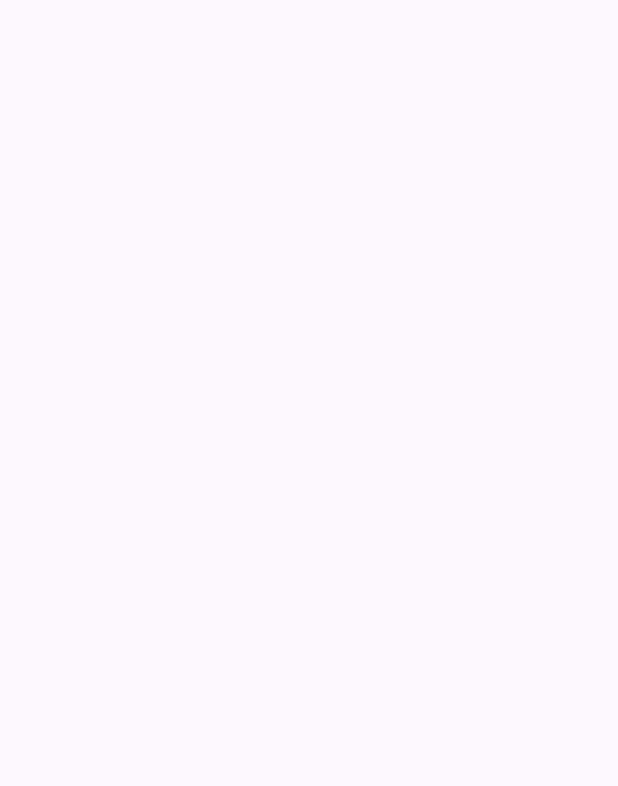
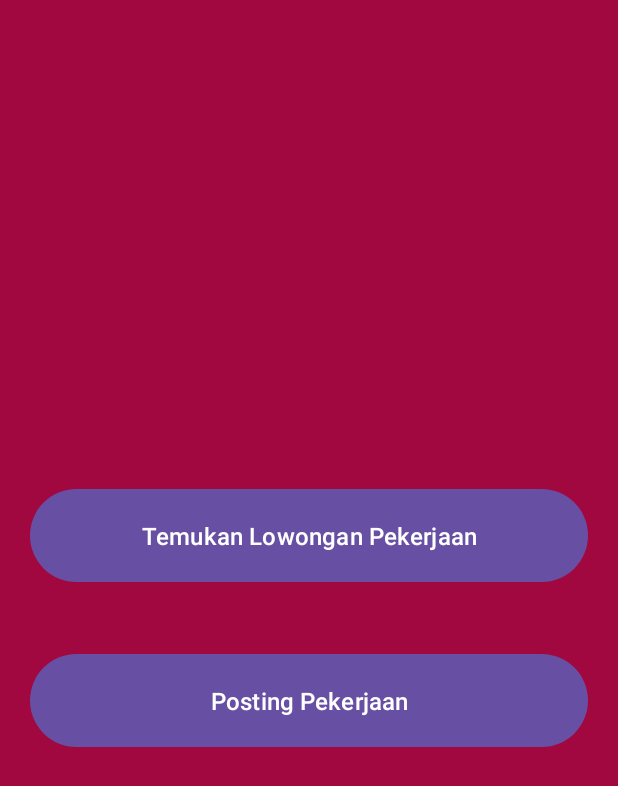
Before and after one commit to rzkbrian/PAPB_finalproject-jobportal, an Android app: the HomeActivity screen opened directly, with no data from a screen before it, on a phone screen of 412 x 824 dp. Before the commit the part shown is empty. Shown: the top 786 px of the screen. Run offline under Robolectric (Android 15) with nearby library versions, the phone set to English and light mode, and no system bars.

Commit message:
build home page

```diff
--- a/app/src/main/java/com/example/finalproject_jobportal/RegistrationActivity.java
+++ b/app/src/main/java/com/example/finalproject_jobportal/RegistrationActivity.java
@@ -3,6 +3,7 @@ package com.example.finalproject_jobportal;
 import androidx.annotation.NonNull;
 import androidx.appcompat.app.AppCompatActivity;
 
+import android.app.ProgressDialog;
 import android.content.Intent;
 import android.os.Bundle;
 import android.text.TextUtils;
@@ -28,11 +29,14 @@ public class RegistrationActivity extends AppCompatActivity {
     private Button btnSingin;
 
     private FirebaseAuth mAuth;
+    private ProgressDialog mDialog;
     @Override
     protected void onCreate(Bundle savedInstanceState) {
         super.onCreate(savedInstanceState);
         setContentView(R.layout.activity_registration);
         mAuth = FirebaseAuth.getInstance();
+
+        mDialog = new ProgressDialog(this);
         regiatration();
     }
 
@@ -60,6 +64,8 @@ public class RegistrationActivity extends AppCompatActivity {
                     return;
                 }
 
+                mDialog.setMessage("Processing...");
+                mDialog.show();
                 mAuth.createUserWithEmailAndPassword(email,password).addOnCompleteListener(new OnCompleteListener<AuthResult>() {
                     @Override
                     public void onComplete(@NonNull Task<AuthResult> task) {
@@ -67,6 +73,10 @@ public class RegistrationActivity extends AppCompatActivity {
                             Toast.makeText(getApplicationContext(), "Succesfull", Toast.LENGTH_SHORT).show();
 
                             startActivity(new Intent(getApplicationContext(),HomeActivity.class));
+
+                            mDialog.dismiss();
+                        } else{
+                            Toast.makeText(getApplicationContext(), "Registration Failed", Toast.LENGTH_SHORT).show();
                         }
                     }
                 });
--- a/app/src/main/res/layout/activity_home.xml
+++ b/app/src/main/res/layout/activity_home.xml
@@ -1,9 +1,38 @@
 <?xml version="1.0" encoding="utf-8"?>
-<androidx.constraintlayout.widget.ConstraintLayout xmlns:android="http://schemas.android.com/apk/res/android"
+<LinearLayout xmlns:android="http://schemas.android.com/apk/res/android"
     xmlns:app="http://schemas.android.com/apk/res-auto"
     xmlns:tools="http://schemas.android.com/tools"
     android:layout_width="match_parent"
     android:layout_height="match_parent"
+    android:gravity="center"
+    android:orientation="vertical"
+    android:background="@drawable/home_background"
     tools:context=".HomeActivity">
 
-</androidx.constraintlayout.widget.ConstraintLayout>
+    <LinearLayout
+        android:layout_width="match_parent"
+        android:layout_height="wrap_content"
+        android:orientation="vertical"
+        >
+
+        <Button
+            android:layout_width="match_parent"
+            android:layout_height="wrap_content"
+            android:text="Temukan Lowongan Pekerjaan"
+            android:textSize="16sp"
+            android:layout_margin="20dp"
+            android:paddingTop="20dp"
+            android:paddingBottom="20dp"
+            />
+
+        <Button
+            android:layout_width="match_parent"
+            android:layout_height="wrap_content"
+            android:text="Posting Pekerjaan"
+            android:textSize="16sp"
+            android:paddingBottom="20dp"
+            android:paddingTop="20dp"
+            android:layout_margin="20dp"
+            />
+    </LinearLayout>
+</LinearLayout>
```
